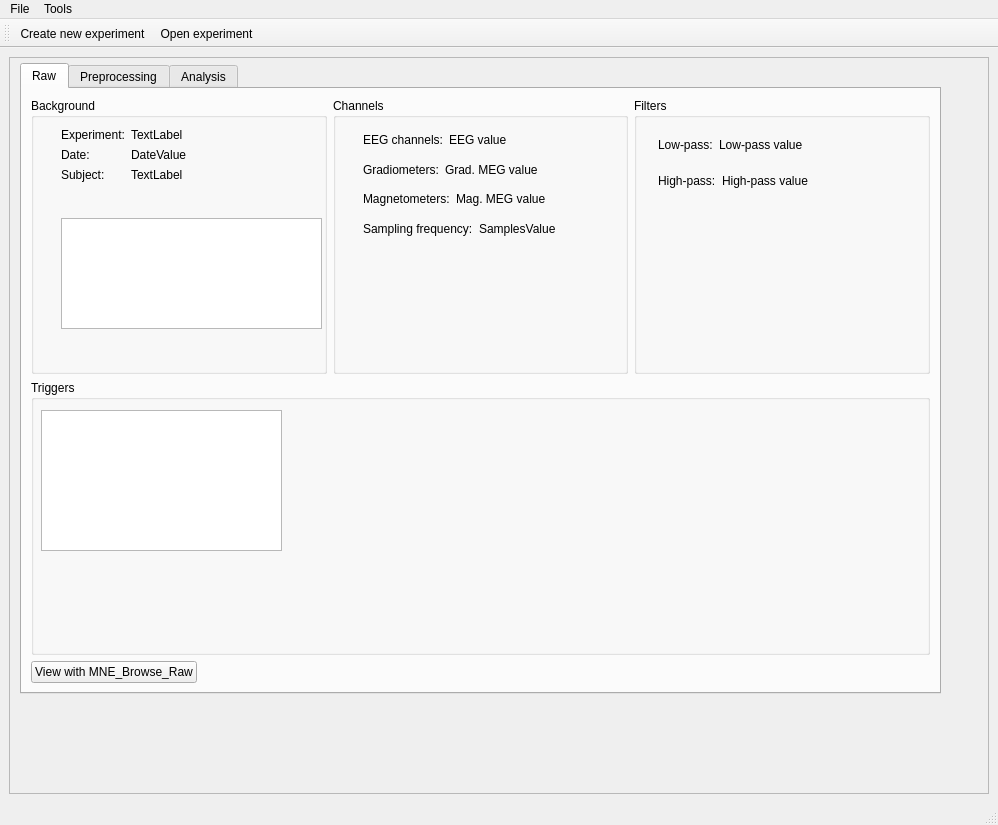
This is hoksotin/ui/qt4Designer/UIehdotus11.ui in cibr-jyu/meggie as Qt 5 draws it before an edit. The edited form follows.
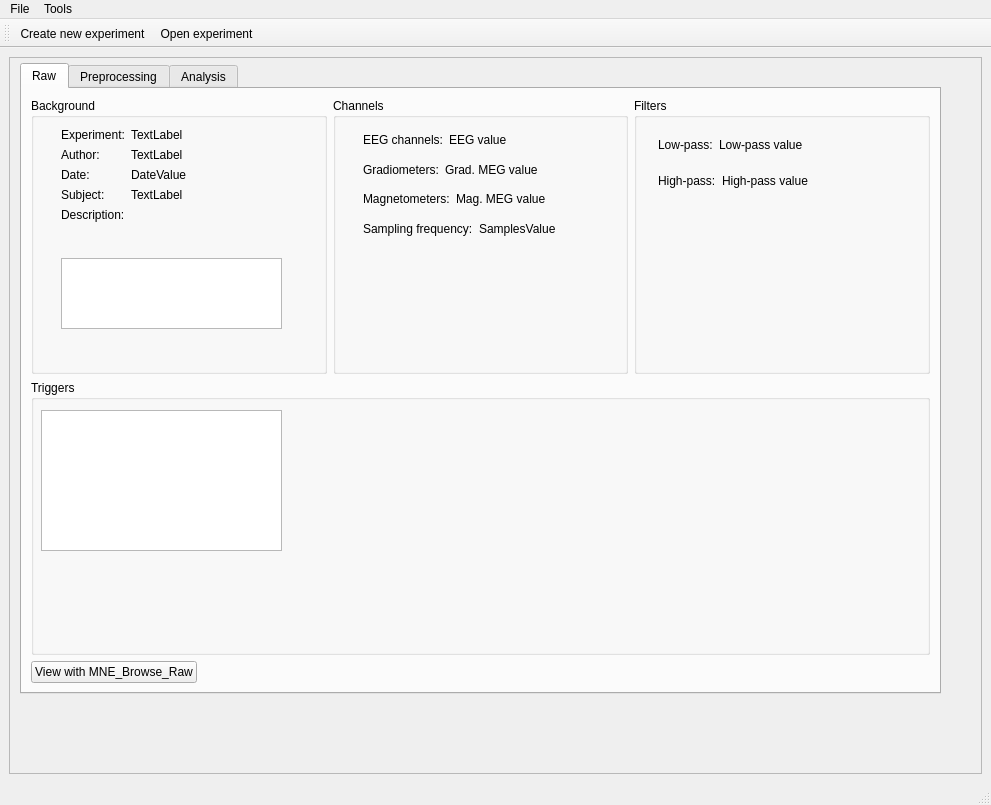
This is the edited form.

Commit message: mainwindowiin lisätty author ja description.

What changed in the file:
```diff
--- a/hoksotin/ui/qt4Designer/UIehdotus11.ui
+++ b/hoksotin/ui/qt4Designer/UIehdotus11.ui
@@ -6,8 +6,8 @@
    <rect>
     <x>0</x>
     <y>0</y>
-    <width>998</width>
-    <height>825</height>
+    <width>991</width>
+    <height>805</height>
    </rect>
   </property>
   <property name="sizePolicy">
@@ -37,8 +37,8 @@
         <rect>
          <x>0</x>
          <y>0</y>
-         <width>976</width>
-         <height>729</height>
+         <width>971</width>
+         <height>697</height>
         </rect>
        </property>
        <property name="minimumSize">
@@ -85,7 +85,7 @@
                       <x>30</x>
                       <y>30</y>
                       <width>291</width>
-                      <height>81</height>
+                      <height>194</height>
                      </rect>
                     </property>
                     <layout class="QFormLayout" name="formLayout_2">
@@ -103,14 +103,14 @@
                        </property>
                       </widget>
                      </item>
-                     <item row="1" column="0">
+                     <item row="2" column="0">
                       <widget class="QLabel" name="labelDate">
                        <property name="text">
                         <string>Date:</string>
                        </property>
                       </widget>
                      </item>
-                     <item row="1" column="1">
+                     <item row="2" column="1">
                       <widget class="QLabel" name="labelDateValue">
                        <property name="sizePolicy">
                         <sizepolicy hsizetype="Expanding" vsizetype="Preferred">
@@ -123,14 +123,14 @@
                        </property>
                       </widget>
                      </item>
-                     <item row="2" column="0">
+                     <item row="3" column="0">
                       <widget class="QLabel" name="labelSubject">
                        <property name="text">
                         <string>Subject:</string>
                        </property>
                       </widget>
                      </item>
-                     <item row="2" column="1">
+                     <item row="3" column="1">
                       <widget class="QLabel" name="labelSubjectValue">
                        <property name="sizePolicy">
                         <sizepolicy hsizetype="Expanding" vsizetype="Preferred">
@@ -143,15 +143,36 @@
                        </property>
                       </widget>
                      </item>
+                     <item row="1" column="0">
+                      <widget class="QLabel" name="labelAuthor">
+                       <property name="text">
+                        <string>Author:</string>
+                       </property>
+                      </widget>
+                     </item>
+                     <item row="1" column="1">
+                      <widget class="QLabel" name="labelAuthorName">
+                       <property name="text">
+                        <string>TextLabel</string>
+                       </property>
+                      </widget>
+                     </item>
+                     <item row="4" column="0">
+                      <widget class="QLabel" name="label">
+                       <property name="text">
+                        <string>Description:</string>
+                       </property>
+                      </widget>
+                     </item>
                     </layout>
                    </widget>
                    <widget class="QTextBrowser" name="textBrowserExperimentDescription">
                     <property name="geometry">
                      <rect>
                       <x>30</x>
-                      <y>120</y>
-                      <width>261</width>
-                      <height>111</height>
+                      <y>160</y>
+                      <width>221</width>
+                      <height>71</height>
                      </rect>
                     </property>
                    </widget>
@@ -804,8 +825,8 @@
     <rect>
      <x>0</x>
      <y>0</y>
-     <width>998</width>
-     <height>23</height>
+     <width>991</width>
+     <height>29</height>
     </rect>
    </property>
    <property name="defaultUp">
```
Left out of the diff: 2 changed lines with no effect on the pictures. The commit also changes 4 other files.
